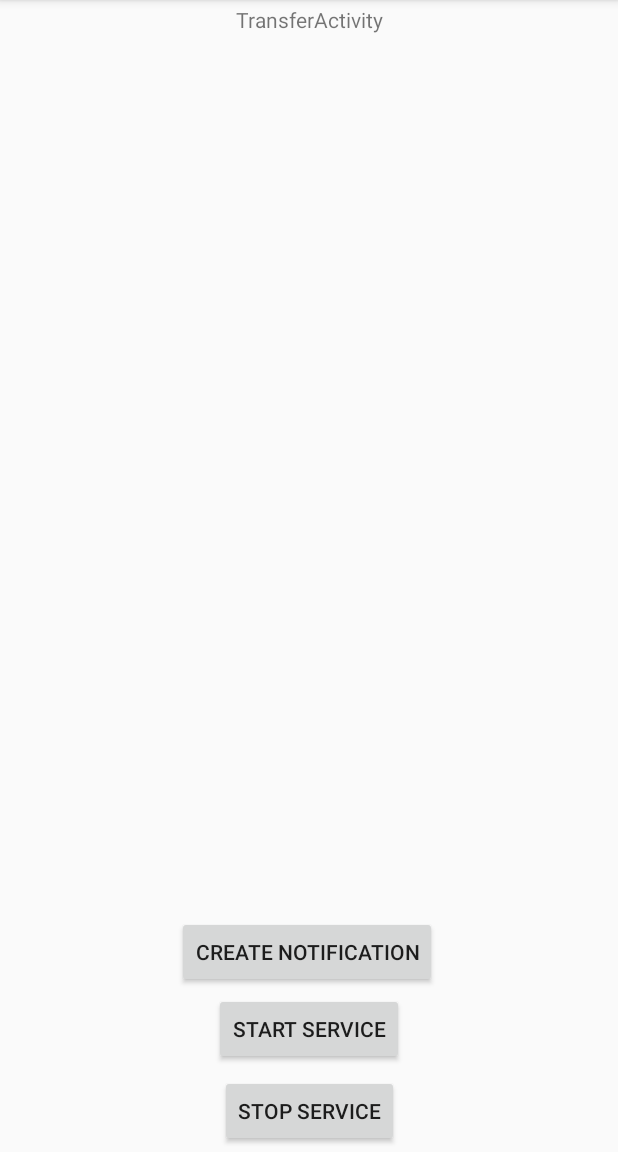
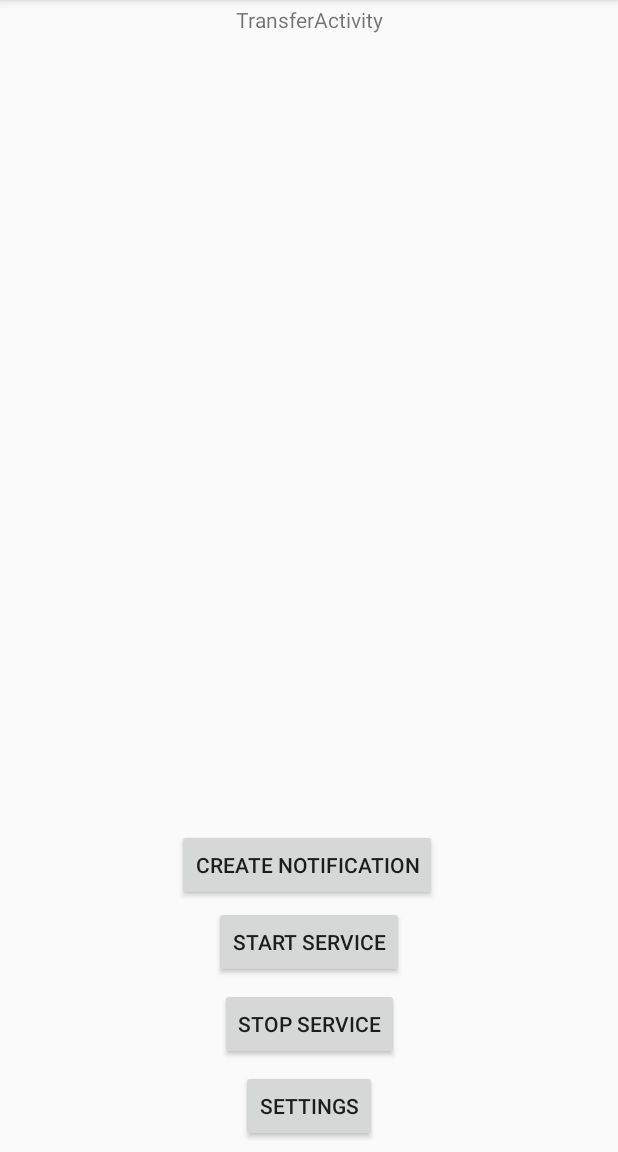
Before and after one commit to izrik/stevedore, an Android app: the TransferActivity screen opened directly, with no data from a screen before it, on a phone screen of 412 x 824 dp, the part 84-1236 px from its top. Run offline under Robolectric (Android 15) with nearby library versions, the phone set to English and light mode, and no system bars.

```diff
--- a/app/src/main/java/com/izrik/stevedore/TransferActivity.java
+++ b/app/src/main/java/com/izrik/stevedore/TransferActivity.java
@@ -77,6 +77,16 @@ public class TransferActivity extends AppCompatActivity {
                 nmc.notify(1337, builder.build());
             }
         });
+
+        Button settingsButton = (Button)findViewById(R.id.settings);
+        settingsButton.setOnClickListener(new View.OnClickListener() {
+            @Override
+            public void onClick(View view) {
+                Intent intent = new Intent(TransferActivity.this, SettingsActivity.class);
+//                intent.setFlags(Intent.FLAG_ACTIVITY_NEW_TASK|Intent.FLAG_ACTIVITY_CLEAR_TASK);
+                startActivity(intent);
+            }
+        });
     }
 
     private void createNotificationChannel() {
--- a/app/src/main/res/layout/activity_transfer.xml
+++ b/app/src/main/res/layout/activity_transfer.xml
@@ -56,8 +56,22 @@
         android:layout_marginEnd="3dp"
         android:layout_marginBottom="3dp"
         android:text="Stop Service"
+        app:layout_constraintBottom_toBottomOf="@id/settings"
+        app:layout_constraintEnd_toEndOf="parent"
+        app:layout_constraintStart_toStartOf="parent"
+        app:layout_constraintTop_toBottomOf="@id/start_service" />
+
+    <Button
+        android:id="@+id/settings"
+        android:layout_width="wrap_content"
+        android:layout_height="wrap_content"
+        android:layout_marginStart="3dp"
+        android:layout_marginTop="3dp"
+        android:layout_marginEnd="3dp"
+        android:layout_marginBottom="3dp"
+        android:text="Settings"
         app:layout_constraintBottom_toBottomOf="parent"
         app:layout_constraintEnd_toEndOf="parent"
         app:layout_constraintStart_toStartOf="parent"
-        app:layout_constraintTop_toBottomOf="@id/start_service" />
+        app:layout_constraintTop_toBottomOf="@id/stop_service" />
 </android.support.constraint.ConstraintLayout>
```
